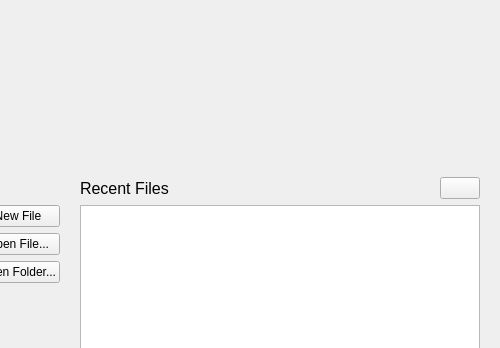
First picture: the form in apps/lib/welcomeview/welcomeview.ui, repository KDE/kate, before the edit; both pictures show x 170 to 670 and y 0 to 348 of the 796 by 803 pixel window.
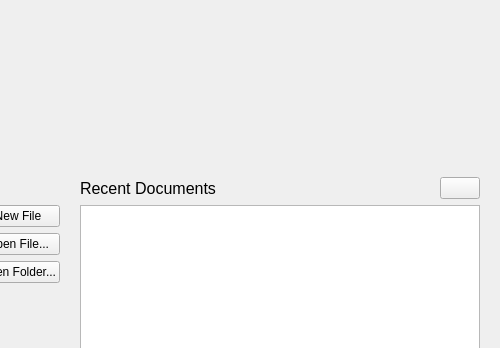
Second picture: the form after the edit. Icons and pictures are not drawn.

Commit message:
Fix recent projects to work with new welcomeview
Also rename recentfiles to recentitems again.

Diff of the .ui file:
```diff
--- a/apps/lib/welcomeview/welcomeview.ui
+++ b/apps/lib/welcomeview/welcomeview.ui
@@ -216,7 +216,7 @@
              </font>
             </property>
             <property name="text">
-             <string>Recent Files</string>
+             <string>Recent Documents</string>
             </property>
            </widget>
           </item>
```
Left out of the diff: 6 changed lines with no effect on the pictures. The commit also changes 9 other files.
